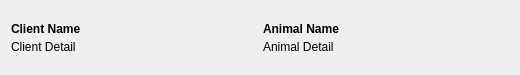
Qt form app/Components/ACMResultListWidgetItem.ui (lfroms/cuacs) before a commit.
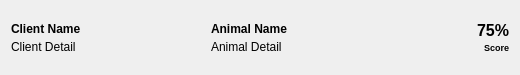
The same form after that commit.

Commit message: Display score percentage in list widget item

The edit to the form file:
```diff
--- a/app/Components/ACMResultListWidgetItem.ui
+++ b/app/Components/ACMResultListWidgetItem.ui
@@ -21,7 +21,7 @@
   </property>
   <layout class="QGridLayout" name="gridLayout">
    <item row="0" column="0">
-    <layout class="QHBoxLayout" name="matchLayout">
+    <layout class="QHBoxLayout" name="matchLayout" stretch="2,2,1">
      <item>
       <layout class="QVBoxLayout" name="clientLayout">
        <property name="spacing">
@@ -130,6 +130,57 @@
        </item>
       </layout>
      </item>
+     <item>
+      <layout class="QVBoxLayout" name="verticalLayout" stretch="0,0">
+       <property name="spacing">
+        <number>2</number>
+       </property>
+       <property name="topMargin">
+        <number>6</number>
+       </property>
+       <item>
+        <widget class="QLabel" name="score">
+         <property name="font">
+          <font>
+           <pointsize>12</pointsize>
+           <weight>75</weight>
+           <bold>true</bold>
+          </font>
+         </property>
+         <property name="styleSheet">
+          <string notr="true">background-color: transparent;</string>
+         </property>
+         <property name="text">
+          <string>75%</string>
+         </property>
+         <property name="alignment">
+          <set>Qt::AlignBottom|Qt::AlignRight|Qt::AlignTrailing</set>
+         </property>
+        </widget>
+       </item>
+       <item>
+        <widget class="QLabel" name="scoreDescription">
+         <property name="font">
+          <font>
+           <pointsize>7</pointsize>
+           <weight>75</weight>
+           <bold>true</bold>
+          </font>
+         </property>
+         <property name="styleSheet">
+          <string notr="true">background-color: transparent;
+text-transform: uppercase;</string>
+         </property>
+         <property name="text">
+          <string>Score</string>
+         </property>
+         <property name="alignment">
+          <set>Qt::AlignRight|Qt::AlignTop|Qt::AlignTrailing</set>
+         </property>
+        </widget>
+       </item>
+      </layout>
+     </item>
     </layout>
    </item>
   </layout>
```
The commit also changes 4 other files.
